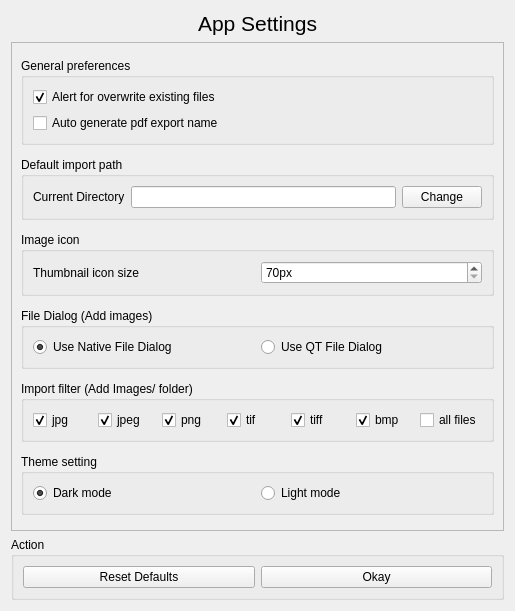
Old version of the form src/app_setting.ui in the repository rishabh3354/JPG2PDF.
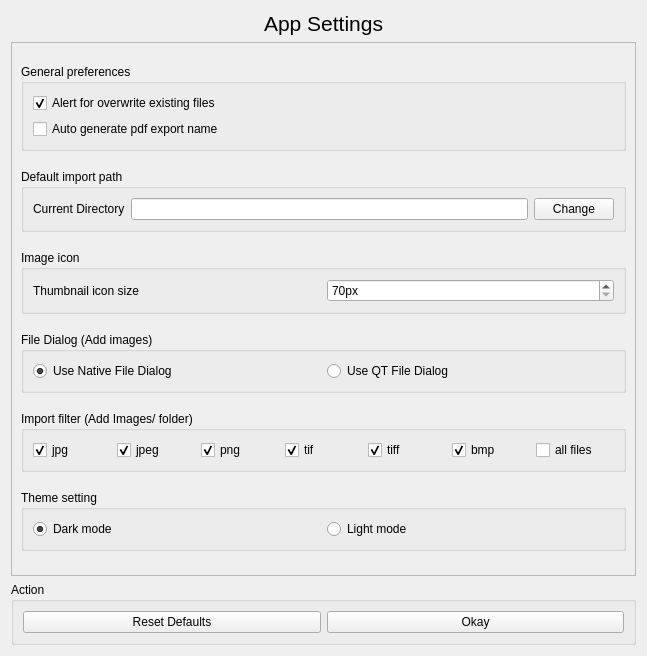
New version of the form.

Commit message: theme setting

```diff
--- a/src/app_setting.ui
+++ b/src/app_setting.ui
@@ -6,8 +6,8 @@
    <rect>
     <x>0</x>
     <y>0</y>
-    <width>515</width>
-    <height>611</height>
+    <width>647</width>
+    <height>656</height>
    </rect>
   </property>
   <property name="windowTitle">
@@ -39,8 +39,8 @@
        <rect>
         <x>0</x>
         <y>0</y>
-        <width>495</width>
-        <height>484</height>
+        <width>627</width>
+        <height>529</height>
        </rect>
       </property>
       <layout class="QVBoxLayout" name="verticalLayout">
@@ -193,6 +193,9 @@
             </item>
             <item row="0" column="0">
              <widget class="QRadioButton" name="native_dialog">
+              <property name="styleSheet">
+               <string notr="true">QRadioButton::indicator { width: 20px;height:20px };</string>
+              </property>
               <property name="text">
                <string>Use Native File Dialog</string>
               </property>
@@ -332,6 +335,9 @@
            <layout class="QGridLayout" name="gridLayout_25">
             <item row="0" column="0">
              <widget class="QRadioButton" name="dark">
+              <property name="styleSheet">
+               <string notr="true">QRadioButton::indicator { width: 20px;height:20px };</string>
+              </property>
               <property name="text">
                <string>Dark mode</string>
               </property>
@@ -342,6 +348,9 @@
             </item>
             <item row="0" column="1">
              <widget class="QRadioButton" name="light">
+              <property name="styleSheet">
+               <string notr="true">QRadioButton::indicator { width: 20px;height:20px };</string>
+              </property>
               <property name="text">
                <string>Light mode</string>
               </property>
```
Left out of the diff: 21 changed lines with no effect on the pictures. The commit also changes 13 other files.
